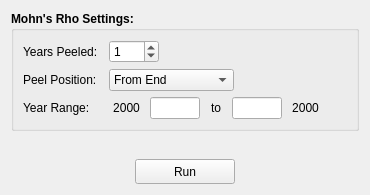
Before: the Qt Designer form MSSPM_Main/forms/Diagnostic/Diagnostic_Tab02.ui in nmfs-fish-tools/MSSPM, drawn with Qt 5.
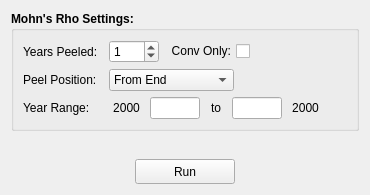
After: the same form once the commit is applied.

What changed in the file:
```diff
--- a/MSSPM_Main/forms/Diagnostic/Diagnostic_Tab02.ui
+++ b/MSSPM_Main/forms/Diagnostic/Diagnostic_Tab02.ui
@@ -123,6 +123,31 @@
           </property>
          </widget>
         </item>
+        <item>
+         <widget class="QCheckBox" name="Diagnostic_Tab2_ConvOnlyCB">
+          <property name="font">
+           <font>
+            <weight>50</weight>
+            <bold>false</bold>
+           </font>
+          </property>
+          <property name="toolTip">
+           <string>Allow only converged runs</string>
+          </property>
+          <property name="statusTip">
+           <string>Allow only converged runs</string>
+          </property>
+          <property name="whatsThis">
+           <string>&lt;html&gt;&lt;head/&gt;&lt;body&gt;&lt;p align=&quot;center&quot;&gt;&lt;span style=&quot; font-weight:600;&quot;&gt;Allow Converged Runs&lt;/span&gt;&lt;/p&gt;&lt;p&gt;A retrospective analysis involves as many runs as years peeled selected by the user. If any of these runs shouldn't converge, then checking this box could result in a model running forever. Therefore, it's recommended that this box only be checked if the user is sure all the retrospective analysis runs will converge.&lt;/p&gt;&lt;/body&gt;&lt;/html&gt;</string>
+          </property>
+          <property name="layoutDirection">
+           <enum>Qt::RightToLeft</enum>
+          </property>
+          <property name="text">
+           <string>Conv Only:</string>
+          </property>
+         </widget>
+        </item>
         <item>
          <spacer name="horizontalSpacer_3">
           <property name="orientation">
```
